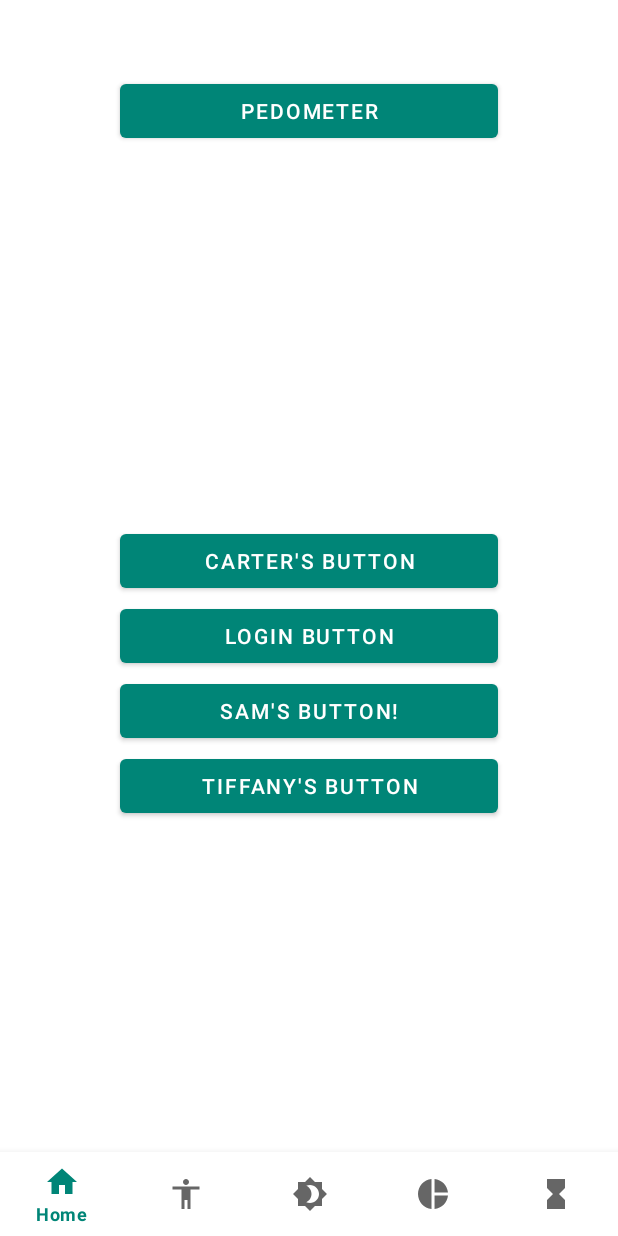
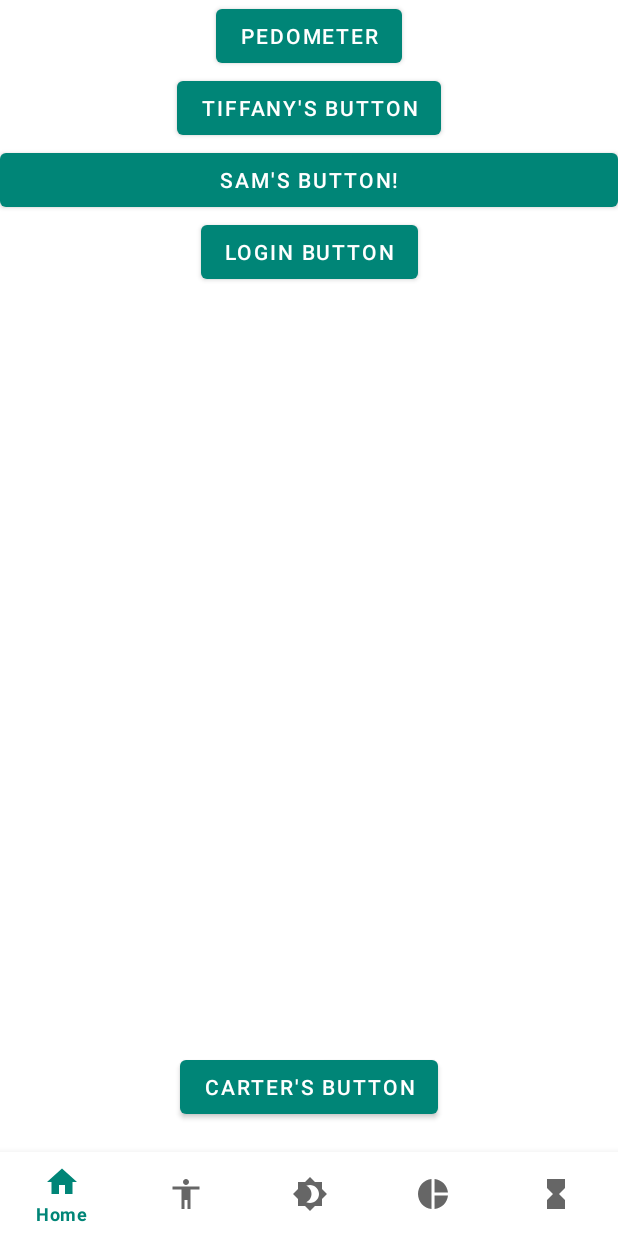
Before and after one commit to kevng2/Anabolix, an Android app: the layout activity_main.xml on its own in the app's theme, with its tools: preview values and no code run, on a phone screen of 412 x 824 dp. Run offline under Robolectric (Android 15) with nearby library versions, the phone set to English and light mode, and no system bars.

Commit message:
moved buttons in mainactivity

```diff
--- a/app/src/main/res/layout/activity_main.xml
+++ b/app/src/main/res/layout/activity_main.xml
@@ -1,5 +1,5 @@
 <?xml version="1.0" encoding="utf-8"?>
-<RelativeLayout xmlns:android="http://schemas.android.com/apk/res/android"
+<androidx.constraintlayout.widget.ConstraintLayout xmlns:android="http://schemas.android.com/apk/res/android"
     xmlns:app="http://schemas.android.com/apk/res-auto"
     xmlns:tools="http://schemas.android.com/tools"
     android:layout_width="match_parent"
@@ -8,70 +8,45 @@
 
     <Button
         android:id="@+id/kevin_button"
-        android:layout_width="match_parent"
+        android:layout_width="wrap_content"
         android:layout_height="wrap_content"
-        android:layout_marginStart="80dp"
-        android:layout_marginTop="50dp"
-        android:layout_marginEnd="80dp"
         android:text="@string/pedometer"
-        app:layout_constraintBottom_toBottomOf="parent"
-        app:layout_constraintLeft_toLeftOf="parent"
-        app:layout_constraintRight_toRightOf="parent"
+        app:layout_constraintEnd_toEndOf="parent"
+        app:layout_constraintStart_toStartOf="parent"
         app:layout_constraintTop_toTopOf="parent" />
 
     <Button
         android:id="@+id/sam_button"
         android:layout_width="match_parent"
         android:layout_height="wrap_content"
-        android:layout_marginStart="80dp"
-        android:layout_marginTop="450dp"
-        android:layout_marginEnd="80dp"
-        android:layout_marginBottom="266dp"
         android:text="Sam's Button!"
-        app:layout_constraintBottom_toBottomOf="parent"
         app:layout_constraintEnd_toEndOf="parent"
         app:layout_constraintStart_toStartOf="parent"
-        app:layout_constraintTop_toBottomOf="@+id/kevin_button"
-
-        />
+        app:layout_constraintTop_toBottomOf="@+id/tiffany_button" />
 
     <Button
         android:id="@+id/lewis_button"
-        android:layout_width="match_parent"
+        android:layout_width="wrap_content"
         android:layout_height="wrap_content"
-        android:layout_marginStart="80dp"
-        android:layout_marginTop="400dp"
-        android:layout_marginEnd="80dp"
         android:text="Login Button"
-        app:layout_constraintBottom_toBottomOf="parent"
         app:layout_constraintEnd_toEndOf="parent"
         app:layout_constraintStart_toStartOf="parent"
-        app:layout_constraintTop_toBottomOf="parent" />
+        app:layout_constraintTop_toBottomOf="@+id/sam_button" />
+
 
     <Button
         android:id="@+id/tiffany_button"
-        android:layout_width="match_parent"
+        android:layout_width="wrap_content"
         android:layout_height="wrap_content"
-        android:layout_marginStart="80dp"
-        android:layout_marginTop="500dp"
-        android:layout_marginEnd="80dp"
-        android:layout_marginBottom="75dp"
+        android:layout_above="@+id/bottomNav"
         android:text="Tiffany's Button"
-        app:layout_constraintBottom_toBottomOf="parent"
         app:layout_constraintEnd_toEndOf="parent"
-        app:layout_constraintStart_toStartOf="parent" />
-
-
-    <FrameLayout
-        android:id="@+id/container"
-        android:layout_width="match_parent"
-        android:layout_height="match_parent"
-        tools:layout_editor_absoluteX="0dp"
-        tools:layout_editor_absoluteY="-210dp">
+        app:layout_constraintStart_toStartOf="parent"
+        app:layout_constraintTop_toBottomOf="@+id/kevin_button" />
 
     <Button
         android:id="@+id/carter_button"
-            android:layout_width="match_parent"
+        android:layout_width="wrap_content"
         android:layout_height="wrap_content"
         android:layout_marginStart="80dp"
         android:layout_marginTop="350dp"
@@ -81,7 +56,6 @@
         app:layout_constraintBottom_toBottomOf="parent"
         app:layout_constraintEnd_toEndOf="parent"
         app:layout_constraintStart_toStartOf="parent" />
-    </FrameLayout>
 
     <com.google.android.material.bottomnavigation.BottomNavigationView
         android:id="@+id/bottomNav"
@@ -89,6 +63,6 @@
         android:layout_height="wrap_content"
         android:layout_alignParentBottom="true"
         android:background="?android:attr/windowBackground"
-        app:menu="@menu/main_menu"
-        />
-</RelativeLayout>
+        app:layout_constraintBottom_toBottomOf="parent"
+        app:menu="@menu/main_menu" />
+</androidx.constraintlayout.widget.ConstraintLayout>
```
Lines whose indentation alone changed are shown as unchanged.
